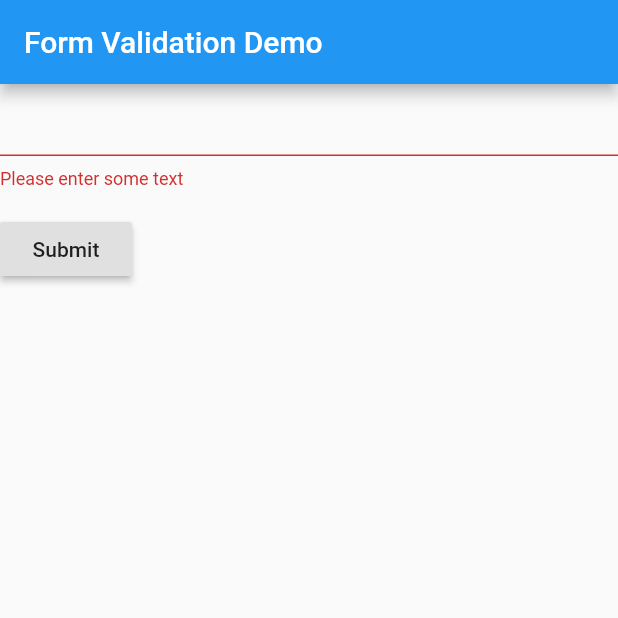
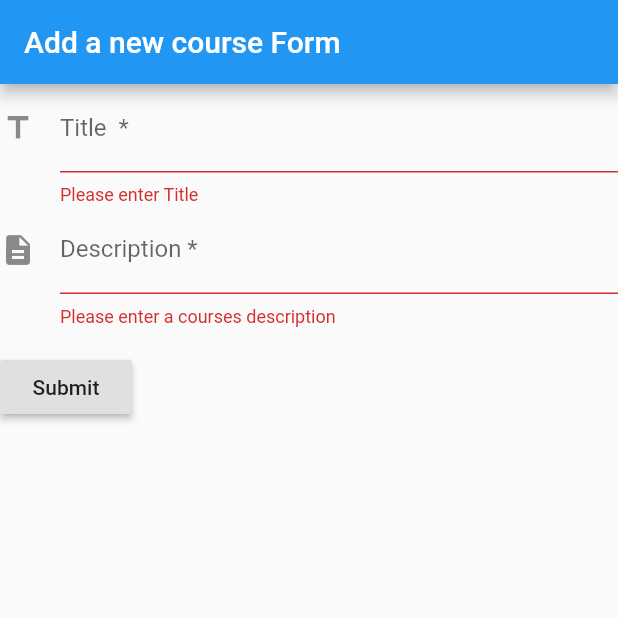
Before and after one commit to hany0526/Course_Monitoring_System-Professor_App-Fultter, a Flutter app: the screen it shows after launch, after a tap on "Submit", on a phone screen of 412 x 824 dp, the top half of it. Run offline on Flutter 3.47's test engine with Material 2 defaults, Android fonts, the phone set to English and light mode, and no system bars.

Commit message:
Widget : a courses description & title

```diff
--- a/lib/main.dart
+++ b/lib/main.dart
@@ -5,7 +5,7 @@ void main() => runApp(MyApp());
 class MyApp extends StatelessWidget {
   @override
   Widget build(BuildContext context) {
-    final appTitle = 'Form Validation Demo';
+    final appTitle = 'Add a new course Form';
 
     return MaterialApp(
       title: appTitle,
@@ -45,14 +45,40 @@ class MyCustomFormState extends State<MyCustomForm> {
       child: Column(
         crossAxisAlignment: CrossAxisAlignment.start,
         children: <Widget>[
-          TextFormField(
-            validator: (value) {
-              if (value.isEmpty) {
-                return 'Please enter some text';
+        TextFormField(
+              decoration: const InputDecoration(
+                icon: Icon(Icons.title ),
+                hintText: 'a new courses title',
+                labelText: 'Title  *',
+              ),
+              onSaved: (String value) {
+                // This optional block of code can be used to run
+                // code when the user saves the form.
+              },
+              validator: (String value) {
+                if (value.isEmpty) {
+                return 'Please enter Title';
               }
-              return null;
-            },
-          ),
+                return value.contains('@') ? 'Do not use the @ char.' : null;
+              },
+            ),
+             TextFormField(
+              decoration: const InputDecoration(
+                icon: Icon(Icons.description ),
+                hintText: 'a courses description',
+                labelText: 'Description *',
+              ),
+              onSaved: (String value) {
+                // This optional block of code can be used to run
+                // code when the user saves the form.
+              },
+              validator: (String value) {
+                if (value.isEmpty) {
+                return 'Please enter a courses description';
+              }
+                return value.contains('@') ? 'Do not use the @ char.' : null;
+              },
+            ),
           Padding(
             padding: const EdgeInsets.symmetric(vertical: 16.0),
             child: RaisedButton(
```
